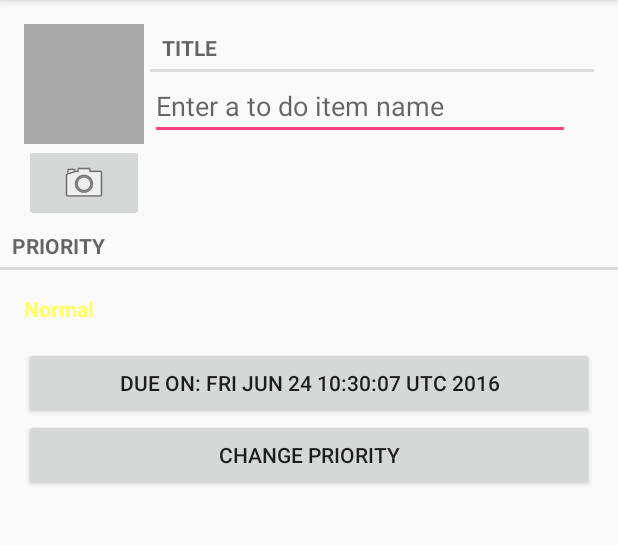
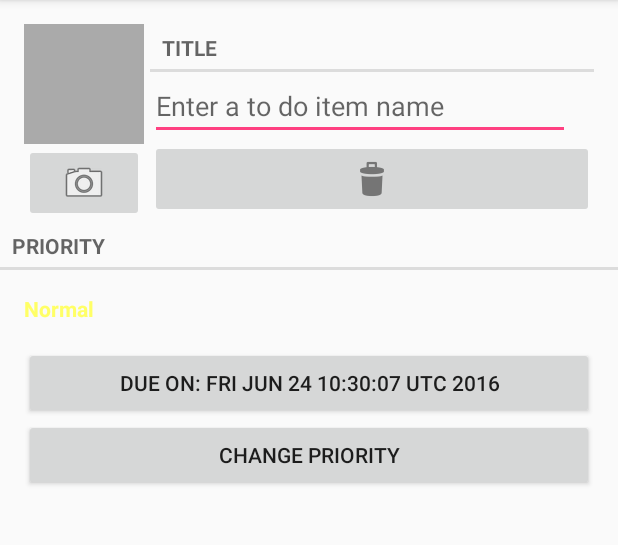
Before and after one commit to sonnytron/Get-It-Done, an Android app: the screen it shows after launch (TodoPagerActivity), after a tap on "New To Do", on a phone screen of 412 x 824 dp, the part 84-629 px from its top. Run offline under Robolectric (Android 15) with nearby library versions, the phone set to English and light mode, and no system bars.

Commit message:
adding a delete button to hopefully allow deleting todo items

```diff
--- a/app/src/main/java/com/sonnytron/sortatech/getitdone/TodoListFragment.java
+++ b/app/src/main/java/com/sonnytron/sortatech/getitdone/TodoListFragment.java
@@ -159,6 +159,7 @@ public class TodoListFragment extends Fragment {
             mStatusTextView.setText(mTodo.getStatus());
             mPhotoFile = TodoManager.get(getActivity()).getPhotoFile(mTodo);
             updatePhotoView();
+            updatePriorityStatus();
         }
 
         public TodoHolder(View itemView) {
@@ -175,6 +176,21 @@ public class TodoListFragment extends Fragment {
             } else {
                 Bitmap bitmap = PhotoUtilities.getScaledBitmap(mPhotoFile.getPath(), getActivity());
                 mPhotoView.setImageBitmap(bitmap);
+            }
+        }
+
+        private void updatePriorityStatus() {
+            switch (mTodo.getPriority()) {
+                case 0:
+                    mStatusTextView.setTextColor(0xFF00CC00);
+                    break;
+                case 1:
+                    mStatusTextView.setTextColor(0xFFFFFF66);
+                    break;
+                case 2:
+                    mStatusTextView.setTextColor(0xFFFF5050);
+                    break;
+                default:
             }
         }
 
--- a/app/src/main/res/layout/view_photo_and_item.xml
+++ b/app/src/main/res/layout/view_photo_and_item.xml
@@ -42,6 +42,10 @@
             android:layout_height="wrap_content"
             android:layout_marginRight="16dp"
             android:hint="@string/to_do_hint"/>
+        <ImageButton
+            android:src="@drawable/ic_menu_delete"
+            android:layout_width="match_parent"
+            android:layout_height="wrap_content"/>
 
     </LinearLayout>
 
```
Also changed, not shown: app/src/main/res/drawable-hdpi/ic_menu_delete.png (added), app/src/main/res/drawable-mdpi/ic_menu_delete.png (added), app/src/main/res/drawable-xhdpi/ic_menu_delete.png (added), app/src/main/res/drawable-xxhdpi/ic_menu_delete.png (added).
